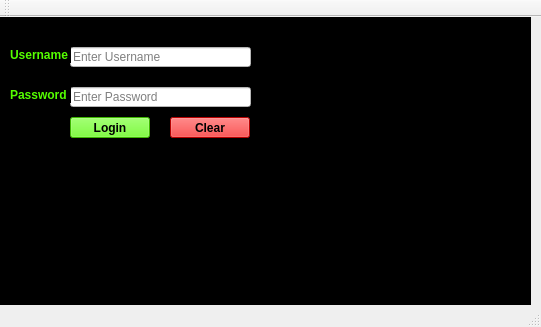
Qt form mainwindow.ui (NickReardon/P2-Bulk-Club-Project) before a commit.
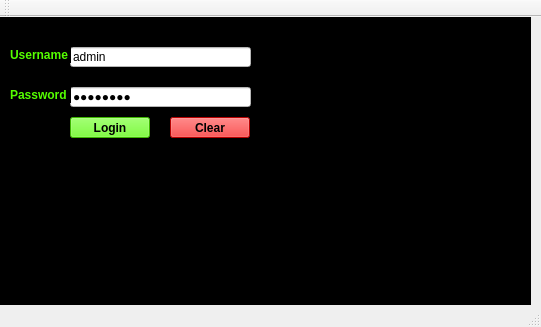
The same form after that commit.

```diff
--- a/mainwindow.ui
+++ b/mainwindow.ui
@@ -44,6 +44,9 @@
      <property name="styleSheet">
       <string notr="true">background-color: rgb(255, 255, 255);</string>
      </property>
+     <property name="text">
+      <string>admin</string>
+     </property>
      <property name="placeholderText">
       <string>Enter Username</string>
      </property>
@@ -60,6 +63,9 @@
      <property name="styleSheet">
       <string notr="true">background-color: rgb(255, 255, 255);</string>
      </property>
+     <property name="text">
+      <string>password</string>
+     </property>
      <property name="echoMode">
       <enum>QLineEdit::Password</enum>
      </property>
```
